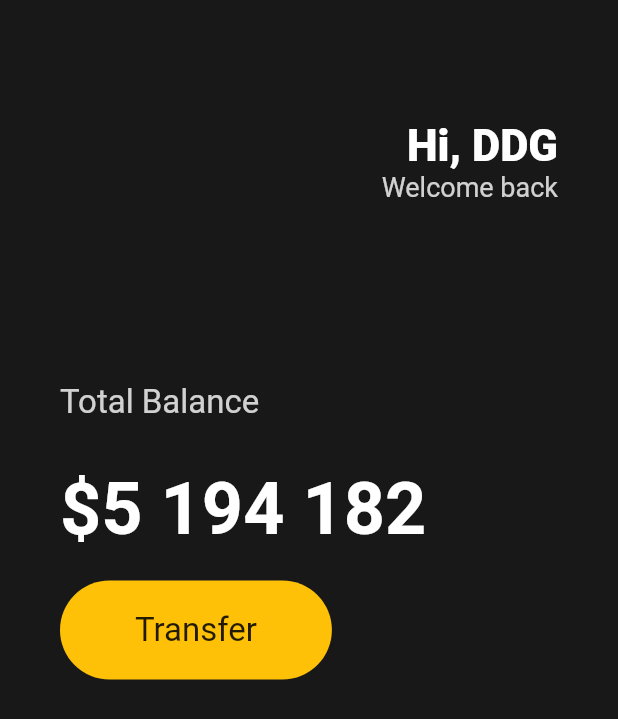
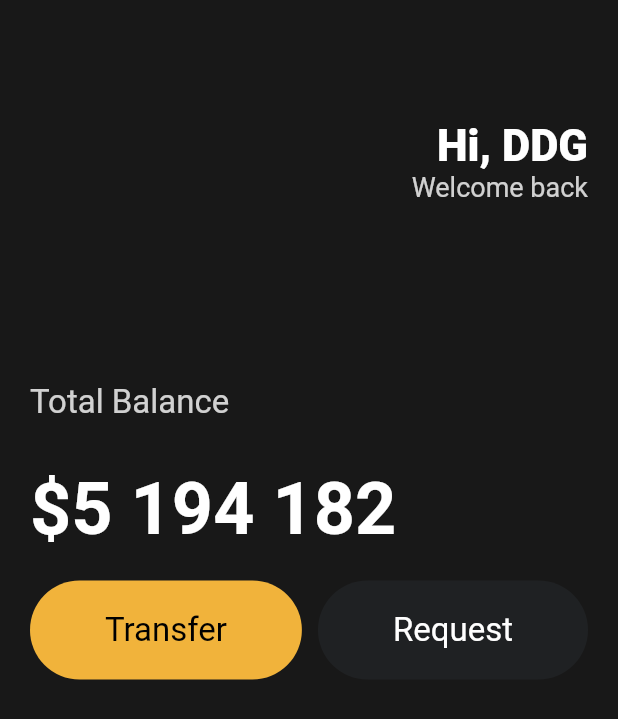
Before and after one commit to greyhawk16/flutter-prtc, a Flutter app: the screen it shows after launch, on a phone screen of 412 x 824 dp. Shown: the top 719 px of the screen. Run offline on Flutter 3.47's test engine with Material 2 defaults, Android fonts, the phone set to English and light mode, and no system bars.

Commit message:
Custom widgets added
Created and added Custom widgets

```diff
--- a/lib/main.dart
+++ b/lib/main.dart
@@ -1,4 +1,5 @@
 import 'package:flutter/material.dart';
+import 'package:toonflix/widgets/button.dart';
 
 const taxAmount = 15;
 const priceAmount = 30;
@@ -17,7 +18,7 @@ class App extends StatelessWidget {
       home: Scaffold(
           backgroundColor: const Color(0xFF181818),
           body: Padding(
-            padding: const EdgeInsets.symmetric(horizontal: 40),
+            padding: const EdgeInsets.symmetric(horizontal: 20),
             child: Column(
               crossAxisAlignment: CrossAxisAlignment.start,
               children: [
@@ -74,24 +75,17 @@ class App extends StatelessWidget {
                   height: 20,
                 ),
                 Row(
-                  children: [
-                    Container(
-                      decoration: BoxDecoration(
-                        color: Colors.amber,
-                        borderRadius: BorderRadius.circular(45),
-                      ),
-                      child: const Padding(
-                        padding: EdgeInsets.symmetric(
-                          vertical: 20,
-                          horizontal: 50,
-                        ),
-                        child: Text(
-                          'Transfer',
-                          style: TextStyle(
-                            fontSize: 22,
-                          ),
-                        ),
-                      ),
+                  mainAxisAlignment: MainAxisAlignment.spaceBetween,
+                  children: const [
+                    Button(
+                      text: 'Transfer',
+                      bgColor: Color(0xFFF1B33B),
+                      textColor: Colors.black,
+                    ),
+                    Button(
+                      text: 'Request',
+                      bgColor: Color(0xFF1F2123),
+                      textColor: Colors.white,
                     ),
                   ],
                 ),
--- /dev/null
+++ b/lib/widgets/button.dart
@@ -0,0 +1,38 @@
+import 'package:flutter/material.dart';
+
+class Button extends StatelessWidget {
+  // const Button({super.key});
+  final String text;
+  final Color bgColor;
+  final Color textColor;
+
+  const Button(
+      {super.key,
+      required this.text,
+      required this.bgColor,
+      required this.textColor});
+
+  @override
+  Widget build(BuildContext context) {
+    // TODO: implement build
+    return Container(
+      decoration: BoxDecoration(
+        color: bgColor,
+        borderRadius: BorderRadius.circular(45),
+      ),
+      child: Padding(
+        padding: const EdgeInsets.symmetric(
+          vertical: 20,
+          horizontal: 50,
+        ),
+        child: Text(
+          text,
+          style: TextStyle(
+            color: textColor,
+            fontSize: 22,
+          ),
+        ),
+      ),
+    );
+  }
+}
```
